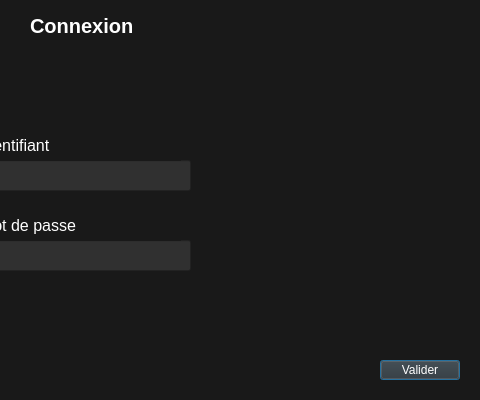
Above: IHM_Final/loginpage.ui from ProjectCDG/IHM before the change; both pictures show x 320 to 800 and y 0 to 400 of the 800 by 400 pixel window. Below: the same form after it.
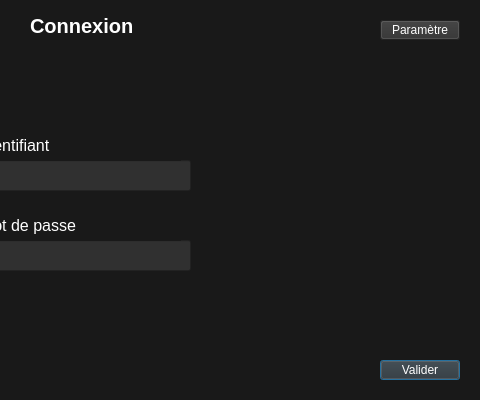
That is the form after the change.

```diff
--- a/IHM_Final/loginpage.ui
+++ b/IHM_Final/loginpage.ui
@@ -173,6 +173,23 @@
     <string/>
    </property>
   </widget>
+  <widget class="QPushButton" name="butParam">
+   <property name="geometry">
+    <rect>
+     <x>700</x>
+     <y>20</y>
+     <width>80</width>
+     <height>20</height>
+    </rect>
+   </property>
+   <property name="styleSheet">
+    <string notr="true">color : white;
+background-color:rgb(48, 48, 48)</string>
+   </property>
+   <property name="text">
+    <string>Paramètre</string>
+   </property>
+  </widget>
  </widget>
  <resources/>
  <connections/>
```
